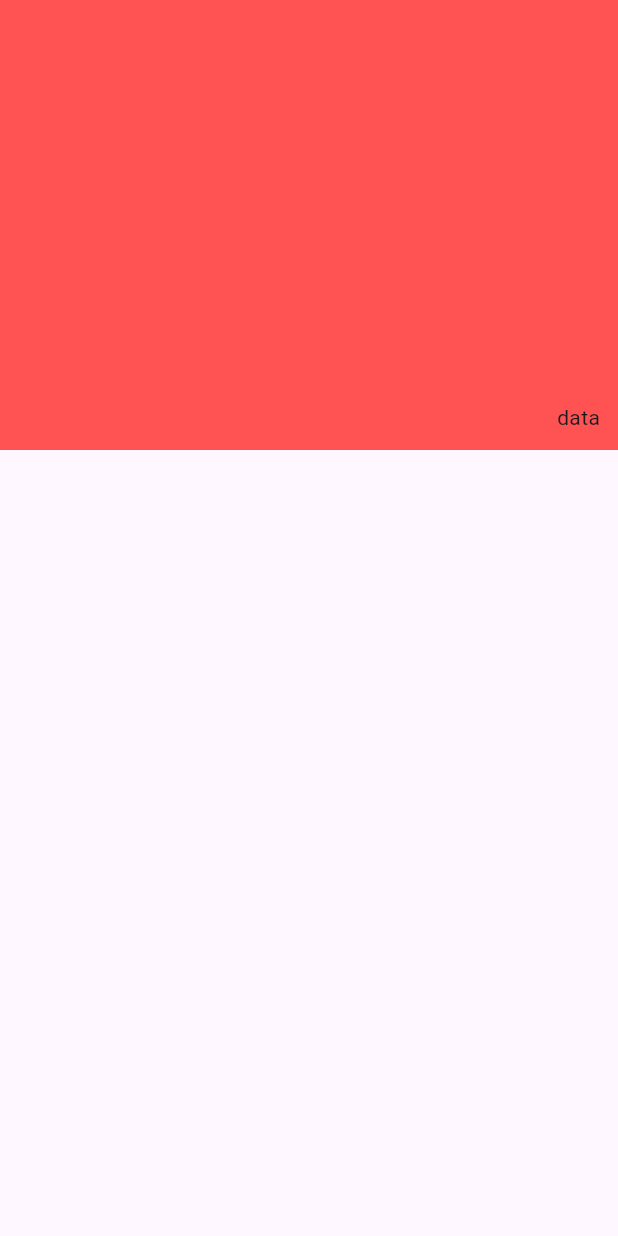
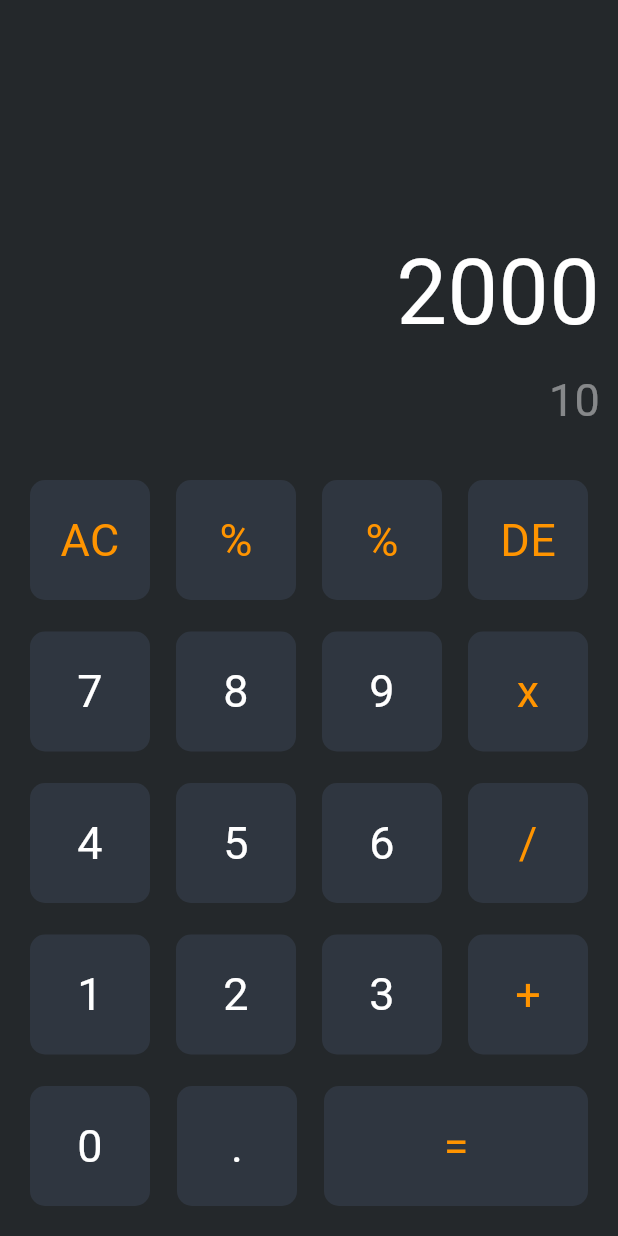
Before and after one commit to fadillaoegi/Dil-Calculator, a Flutter app: the screen it shows after launch, on a phone screen of 412 x 824 dp. Run offline on Flutter 3.47's test engine with Material 3 defaults, Android fonts, the light colour scheme and no system bars; our stand-ins replace get.

Commit message:
update ui

```diff
--- a/lib/screens/calc_screen.dart
+++ b/lib/screens/calc_screen.dart
@@ -1,4 +1,9 @@
+// ignore_for_file: must_be_immutable
+
+import 'package:dilcalculator/styles/colors.dart';
+import 'package:dilcalculator/styles/fonts.dart';
 import 'package:flutter/material.dart';
+import 'package:get/get.dart';
 
 class CalcScreen extends StatefulWidget {
   const CalcScreen({super.key});
@@ -10,33 +15,156 @@ class CalcScreen extends StatefulWidget {
 class _CalcScreenState extends State<CalcScreen> {
   @override
   Widget build(BuildContext context) {
-    double heightDevice = MediaQuery.sizeOf(context).height;
-    double widthDevice = MediaQuery.sizeOf(context).width;
     return Scaffold(
       body: SizedBox(
-        height: heightDevice,
-        width: widthDevice,
+        // height: MediaQuery.sizeOf(context).height,
+        height: Get.height,
+        // width: MediaQuery.sizeOf(context).width,
+        width: Get.width,
         child: Column(
           children: [
             Container(
-              width: widthDevice,
+              width: Get.width,
               height: 300.0,
               padding: const EdgeInsets.all(12.0),
-              color: Colors.redAccent,
-              child: const Column(
+              color: ColorApps.bg,
+              child: Column(
                 crossAxisAlignment: CrossAxisAlignment.end,
                 mainAxisAlignment: MainAxisAlignment.end,
-                children: [Text("data",)],
+                children: [
+                  Text(
+                    "2000",
+                    style: fontWhite400.copyWith(fontSize: 60.0),
+                  ),
+                  const SizedBox(
+                    height: 6.0,
+                  ),
+                  Text(
+                    "10",
+                    style: fontSecondary400.copyWith(fontSize: 30.0),
+                  ),
+                ],
               ),
             ),
             Expanded(
                 child: Container(
-              width: widthDevice,
-              padding: const EdgeInsets.all(12.0),
-              child: const Column(
+              width: Get.width,
+              padding: const EdgeInsets.all(20.0),
+              decoration: BoxDecoration(color: ColorApps.bg),
+              child: Column(
                 crossAxisAlignment: CrossAxisAlignment.start,
-                mainAxisAlignment: MainAxisAlignment.start,
-                children: [],
+                mainAxisAlignment: MainAxisAlignment.spaceBetween,
+                children: [
+                  Row(
+                    mainAxisAlignment: MainAxisAlignment.spaceBetween,
+                    children: [
+                      BtnPrimary(
+                        value: "AC",
+                        onPress: () {},
+                      ),
+                      BtnPrimary(
+                        value: "%",
+                        onPress: () {},
+                      ),
+                      BtnPrimary(
+                        value: "%",
+                        onPress: () {},
+                      ),
+                      BtnPrimary(
+                        value: "DE",
+                        onPress: () {},
+                      ),
+                    ],
+                  ),
+                  Row(
+                    mainAxisAlignment: MainAxisAlignment.spaceBetween,
+                    children: [
+                      BtnWhite(
+                        value: "7",
+                        onPress: () {},
+                      ),
+                      BtnWhite(
+                        value: "8",
+                        onPress: () {},
+                      ),
+                      BtnWhite(
+                        value: "9",
+                        onPress: () {},
+                      ),
+                      BtnPrimary(
+                        value: "x",
+                        onPress: () {},
+                      ),
+                    ],
+                  ),
+                  Row(
+                    mainAxisAlignment: MainAxisAlignment.spaceBetween,
+                    children: [
+                      BtnWhite(
+                        value: "4",
+                        onPress: () {},
+                      ),
+                      BtnWhite(
+                        value: "5",
+                        onPress: () {},
+                      ),
+                      BtnWhite(
+                        value: "6",
+                        onPress: () {},
+                      ),
+                      BtnPrimary(
+                        value: "/",
+                        onPress: () {},
+                      ),
+                    ],
+                  ),
+                  Row(
+                    mainAxisAlignment: MainAxisAlignment.spaceBetween,
+                    children: [
+                      BtnWhite(
+                        value: "1",
+                        onPress: () {},
+                      ),
+                      BtnWhite(
+                        value: "2",
+                        onPress: () {},
+                      ),
+                      BtnWhite(
+                        value: "3",
+                        onPress: () {},
+                      ),
+                      BtnPrimary(
+                        value: "+",
+                        onPress: () {},
+                      ),
+                    ],
+                  ),
+                  Row(
+                    mainAxisAlignment: MainAxisAlignment.spaceBetween,
+                    children: [
+                      BtnWhite(
+                        value: "0",
+                        onPress: () {},
+                      ),
+                      const SizedBox(
+                        width: 18,
+                      ),
+                      BtnWhite(
+                        value: ".",
+                        onPress: () {},
+                      ),
+                      const SizedBox(
+                        width: 18,
+                      ),
+                      Expanded(
+                        child: BtnPrimary(
+                          value: "=",
+                          onPress: () {},
+                        ),
+                      ),
+                    ],
+                  ),
+                ],
               ),
             ))
           ],
@@ -45,3 +173,53 @@ class _CalcScreenState extends State<CalcScreen> {
     );
   }
 }
+
+class BtnPrimary extends StatelessWidget {
+  BtnPrimary({super.key, this.onPress, this.value});
+  String? value;
+  VoidCallback? onPress;
+
+  @override
+  Widget build(BuildContext context) {
+    return InkWell(
+      onTap: onPress,
+      child: Container(
+        height: 80.0,
+        width: 80.0,
+        decoration: BoxDecoration(
+            color: ColorApps.bg2, borderRadius: BorderRadius.circular(10.0)),
+        child: Center(
+          child: Text(
+            value!,
+            style: fontPrimary400.copyWith(fontSize: 30.0),
+          ),
+        ),
+      ),
+    );
+  }
+}
+
+class BtnWhite extends StatelessWidget {
+  BtnWhite({super.key, this.onPress, this.value});
+  String? value;
+  VoidCallback? onPress;
+
+  @override
+  Widget build(BuildContext context) {
+    return InkWell(
+      onTap: onPress,
+      child: Container(
+        height: 80.0,
+        width: 80.0,
+        decoration: BoxDecoration(
+            color: ColorApps.bg2, borderRadius: BorderRadius.circular(10.0)),
+        child: Center(
+          child: Text(
+            value!,
+            style: fontWhite400.copyWith(fontSize: 30.0),
+          ),
+        ),
+      ),
+    );
+  }
+}
--- /dev/null
+++ b/lib/styles/colors.dart
@@ -0,0 +1,8 @@
+import 'package:flutter/material.dart';
+
+class ColorApps {
+  static Color primary = const Color(0xffFF9400);
+  static Color secondary = const Color.fromARGB(128, 232, 232, 232);
+  static Color bg = const Color(0xff24282B);
+  static Color bg2 = const Color(0xff2f3640);
+}
--- /dev/null
+++ b/lib/styles/fonts.dart
@@ -0,0 +1,9 @@
+import 'package:dilcalculator/styles/colors.dart';
+import 'package:flutter/material.dart';
+
+TextStyle fontPrimary400 =
+    TextStyle(color: ColorApps.primary, fontWeight: FontWeight.w400);
+TextStyle fontSecondary400 =
+    TextStyle(color: ColorApps.secondary, fontWeight: FontWeight.w400);
+TextStyle fontWhite400 =
+    const TextStyle(color: Colors.white, fontWeight: FontWeight.w400);
--- a/lib/utils/app.dart
+++ b/lib/utils/app.dart
@@ -11,6 +11,8 @@ class AppScreen extends StatelessWidget {
   Widget build(BuildContext context) {
     return GetMaterialApp(
       initialRoute: RoutesScreen.calculator,
+      theme: ThemeData(),
+      showSemanticsDebugger: false,
       getPages: [
         GetPage(
           name: RoutesScreen.splash,
```
